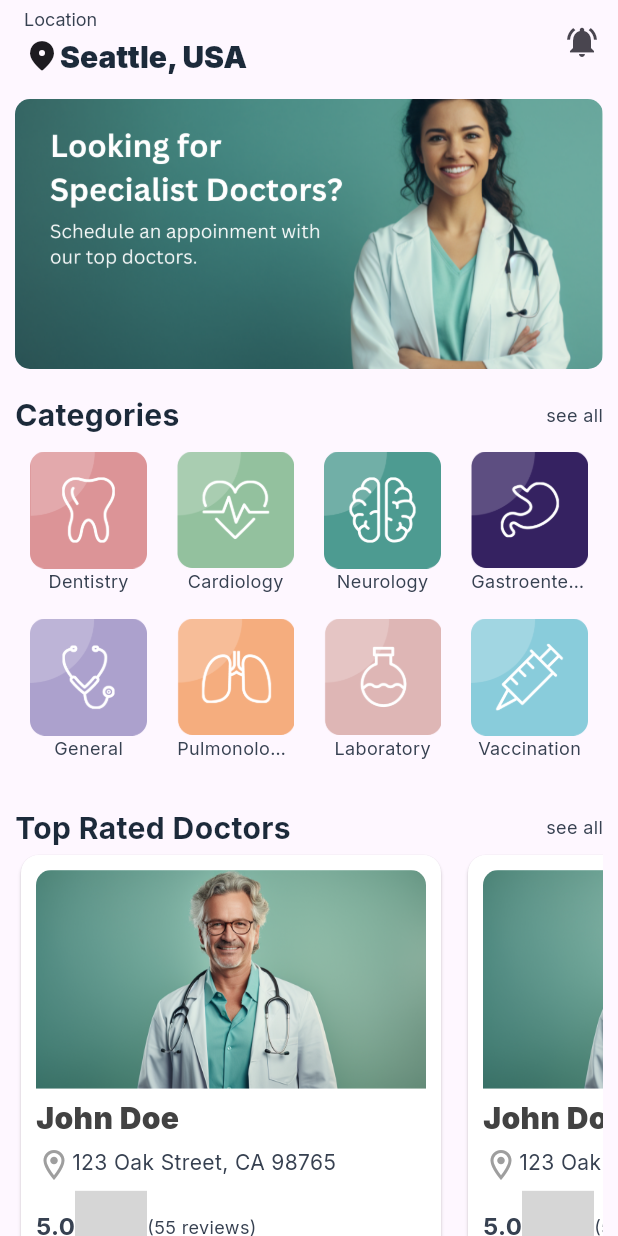
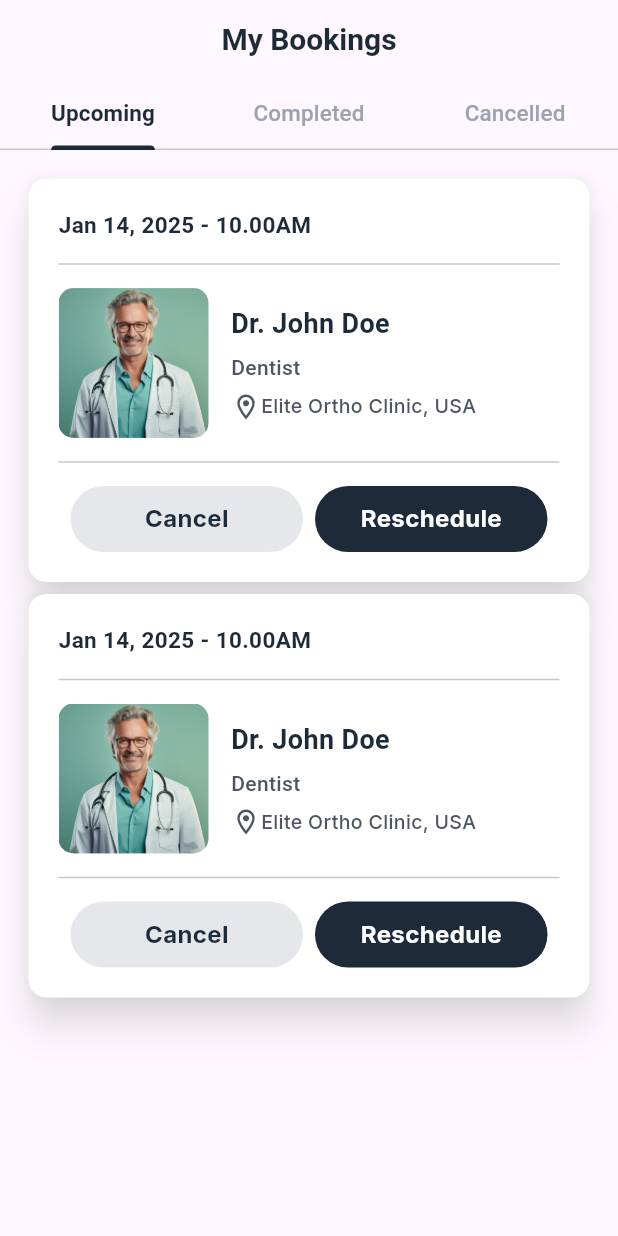
Before and after one commit to adithyanashok/quickCare, a Flutter app: the screen it shows after launch, on a phone screen of 412 x 824 dp. Run offline on Flutter 3.47's test engine with Material 3 defaults, Android fonts, the phone set to English and light mode, and no system bars; our stand-ins replace hexcolor, smooth_page_indicator; missing offline and left inert: animated_rating_stars; grey boxes are pictures that could not be loaded.

Commit message:
my bookings and booking card done

```diff
--- a/lib/common/styles/styles.dart
+++ b/lib/common/styles/styles.dart
@@ -1,11 +1,12 @@
 import 'package:flutter/material.dart';
+import 'package:quick_care/core/colors.dart';
 
 class AppTextStyle {
-  static const TextStyle titleStyle = TextStyle(
-    color: Color(0xFF1C2A3A),
+  static TextStyle titleStyle = TextStyle(
+    color: AppColors.midblue,
     fontSize: 20,
-    fontWeight: FontWeight.w900,
-    fontFamily: 'Inter',
+    fontWeight: FontWeight.bold,
+    // fontFamily: 'Inter',
   );
 
   static const TextStyle descriptionStyle = TextStyle(
--- a/lib/common/widgets/button_widgfet.dart
+++ b/lib/common/widgets/button_widgfet.dart
@@ -1,12 +1,23 @@
 import 'package:flutter/material.dart';
+import 'package:quick_care/core/colors.dart';
 
 class CustomRoundedButton extends StatelessWidget {
   final VoidCallback onTap;
   final String name;
+  final double? width;
+  final double? height;
+  final Color? textColor;
+  final Color? buttonColor;
+  final FontWeight? fontWeight;
   const CustomRoundedButton({
     super.key,
     required this.onTap,
     required this.name,
+    this.width = double.infinity,
+    this.height = 50,
+    this.textColor = Colors.white,
+    this.buttonColor = AppColors.midblue,
+    this.fontWeight = FontWeight.w500,
   });
 
   @override
@@ -14,19 +25,19 @@ class CustomRoundedButton extends StatelessWidget {
     return InkWell(
       onTap: () => onTap(),
       child: Container(
-        width: double.infinity,
-        height: 50,
+        width: width,
+        height: height,
         decoration: BoxDecoration(
-          color: Color(0xFF1C2A3A),
+          color: buttonColor,
           borderRadius: BorderRadius.circular(60),
         ),
         child: Center(
           child: Text(
             name,
             style: TextStyle(
-              color: Colors.white,
+              color: textColor,
               fontSize: 16,
-              fontWeight: FontWeight.w500,
+              fontWeight: fontWeight,
               fontFamily: "Inter",
             ),
           ),
--- /dev/null
+++ b/lib/core/colors.dart
@@ -0,0 +1,12 @@
+import 'package:flutter/material.dart';
+import 'package:hexcolor/hexcolor.dart';
+
+class AppColors {
+  static const midblue = Color(0xFF1C2A3A);
+  static final grey50 = HexColor('#F9FAFB');
+  static final grey100 = HexColor('#F3F4F6');
+  static final grey200 = HexColor('#E5E7EB');
+  static final grey300 = HexColor('#D1D5DB');
+  static final grey400 = HexColor('#9CA3AF');
+  static final grey600 = HexColor('#4B5563');
+}
--- /dev/null
+++ b/lib/features/my_bookings/presentation/screens/my_bookings.dart
@@ -0,0 +1,64 @@
+import 'package:flutter/material.dart';
+import 'package:quick_care/features/my_bookings/presentation/widgets/app_bar.dart';
+import 'package:quick_care/features/my_bookings/presentation/widgets/booking_card.dart';
+
+class MyBookings extends StatefulWidget {
+  const MyBookings({super.key});
+
+  @override
+  State<MyBookings> createState() => _MyBookingsState();
+}
+
+class _MyBookingsState extends State<MyBookings> with TickerProviderStateMixin {
+  late final TabController tabController;
+
+  @override
+  void initState() {
+    super.initState();
+    tabController = TabController(length: 3, vsync: this);
+  }
+
+  @override
+  void dispose() {
+    tabController.dispose();
+    super.dispose();
+  }
+
+  @override
+  Widget build(BuildContext context) {
+    return Scaffold(
+      appBar: PreferredSize(
+        preferredSize: Size.fromHeight(100),
+        child: TabAppBar(tabController: tabController),
+      ),
+      body: TabBarView(
+        controller: tabController,
+        children: <Widget>[
+          ListView(
+            padding: EdgeInsets.all(15),
+            children: [
+              BookingCard(),
+              BookingCard(),
+            ],
+          ),
+          ListView(
+            padding: EdgeInsets.all(15),
+            children: [
+              BookingCard(),
+              BookingCard(),
+            ],
+          ),
+          ListView(
+            padding: EdgeInsets.all(15),
+            children: [
+              BookingCard(),
+              BookingCard(),
+              BookingCard(),
+              BookingCard(),
+            ],
+          ),
+        ],
+      ),
+    );
+  }
+}
--- /dev/null
+++ b/lib/features/my_bookings/presentation/widgets/app_bar.dart
@@ -0,0 +1,48 @@
+import 'package:flutter/material.dart';
+import 'package:quick_care/common/styles/styles.dart';
+import 'package:quick_care/core/colors.dart';
+
+class TabAppBar extends StatelessWidget {
+  const TabAppBar({
+    super.key,
+    required this.tabController,
+  });
+
+  final TabController tabController;
+
+  @override
+  Widget build(BuildContext context) {
+    return AppBar(
+      centerTitle: true,
+      title: Text(
+        'My Bookings',
+        style: AppTextStyle.titleStyle,
+      ),
+      bottom: TabBar(
+        controller: tabController,
+        labelStyle: TextStyle(
+          color: AppColors.midblue,
+          fontWeight: FontWeight.bold,
+          fontSize: 15,
+        ),
+        unselectedLabelStyle: TextStyle(
+          color: AppColors.grey400,
+          fontWeight: FontWeight.w500,
+          fontSize: 15,
+        ),
+        indicatorColor: AppColors.midblue,
+        tabs: const <Widget>[
+          Tab(
+            text: "Upcoming",
+          ),
+          Tab(
+            text: "Completed",
+          ),
+          Tab(
+            text: "Cancelled",
+          ),
+        ],
+      ),
+    );
+  }
+}
--- /dev/null
+++ b/lib/features/my_bookings/presentation/widgets/booking_card.dart
@@ -0,0 +1,111 @@
+import 'package:flutter/material.dart';
+import 'package:quick_care/common/styles/styles.dart';
+import 'package:quick_care/common/widgets/button_widgfet.dart';
+import 'package:quick_care/core/colors.dart';
+
+class BookingCard extends StatelessWidget {
+  const BookingCard({
+    super.key,
+  });
+
+  @override
+  Widget build(BuildContext context) {
+    return Card(
+      shadowColor: Colors.white,
+      elevation: 10,
+      color: Colors.white,
+      child: Container(
+        padding: EdgeInsets.all(20),
+        child: Column(
+          crossAxisAlignment: CrossAxisAlignment.start,
+          spacing: 8,
+          children: [
+            Text(
+              "Jan 14, 2025 - 10.00AM",
+              style: AppTextStyle.titleStyle.copyWith(
+                fontSize: 15,
+                fontWeight: FontWeight.bold,
+              ),
+            ),
+            Divider(),
+            Row(
+              spacing: 15,
+              children: [
+                SizedBox(
+                  width: 100,
+                  height: 100,
+                  child: ClipRRect(
+                    borderRadius: BorderRadius.circular(10),
+                    child: Image.asset(
+                      "assets/images/doc1.png",
+                      fit: BoxFit.cover,
+                    ),
+                  ),
+                ),
+                Column(
+                  spacing: 6,
+                  crossAxisAlignment: CrossAxisAlignment.start,
+                  children: [
+                    Text(
+                      "Dr. John Doe",
+                      style: AppTextStyle.titleStyle.copyWith(
+                        fontSize: 18,
+                      ),
+                    ),
+                    Text(
+                      "Dentist",
+                      style: AppTextStyle.titleStyle.copyWith(
+                        fontSize: 14,
+                        color: AppColors.grey600,
+                        fontWeight: FontWeight.w500,
+                      ),
+                    ),
+                    Row(
+                      children: [
+                        Icon(
+                          Icons.location_on_outlined,
+                          size: 20,
+                          color: AppColors.grey600,
+                        ),
+                        Text(
+                          "Elite Ortho Clinic, USA",
+                          style: AppTextStyle.descriptionStyle.copyWith(
+                            color: AppColors.grey600,
+                            fontSize: 13,
+                            fontWeight: FontWeight.w500,
+                          ),
+                        ),
+                      ],
+                    ),
+                  ],
+                )
+              ],
+            ),
+            Divider(),
+            Row(
+              mainAxisAlignment: MainAxisAlignment.spaceEvenly,
+              children: [
+                CustomRoundedButton(
+                  onTap: () {},
+                  name: "Cancel",
+                  width: 155,
+                  height: 44,
+                  textColor: AppColors.midblue,
+                  buttonColor: AppColors.grey200,
+                  fontWeight: FontWeight.bold,
+                ),
+                CustomRoundedButton(
+                  onTap: () {},
+                  name: "Reschedule",
+                  width: 155,
+                  height: 44,
+                  fontWeight: FontWeight.bold,
+                ),
+              ],
+            ),
+          ],
+        ),
+      ),
+    );
+  }
+}
--- a/lib/main.dart
+++ b/lib/main.dart
@@ -1,5 +1,5 @@
 import 'package:flutter/material.dart';
-import 'package:quick_care/common/screens/home_screen/home_screens.dart';
+import 'package:quick_care/features/my_bookings/presentation/screens/my_bookings.dart';
 
 void main() {
   runApp(const MyApp());
@@ -17,7 +17,7 @@ class MyApp extends StatelessWidget {
       theme: ThemeData(
         useMaterial3: true,
       ),
-      home: HomeScreens(),
+      home: MyBookings(),
     );
   }
 }
```
